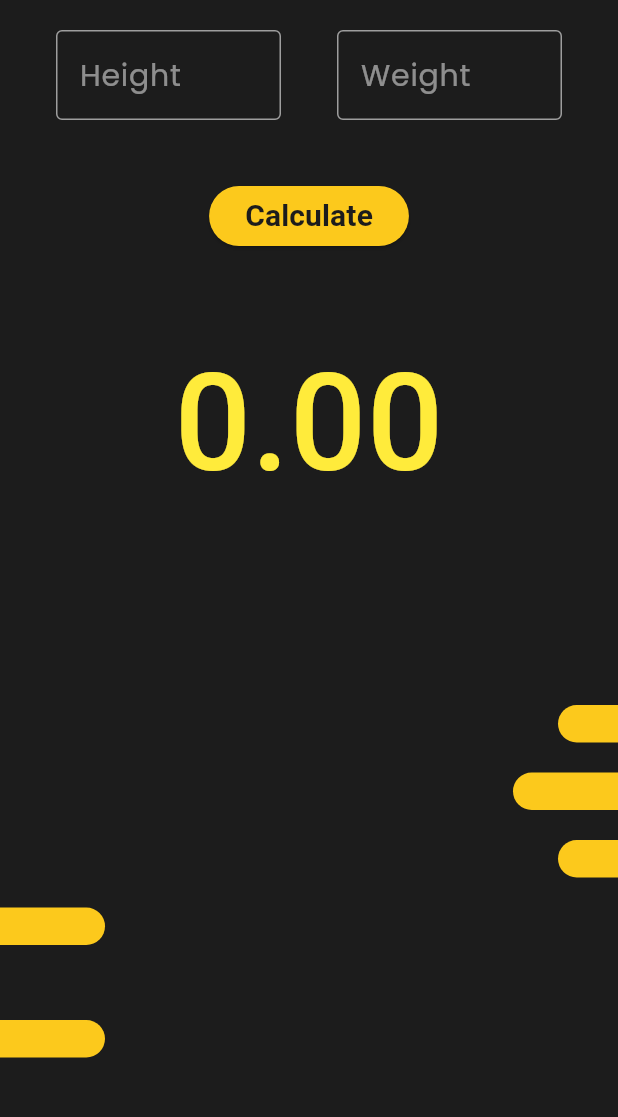
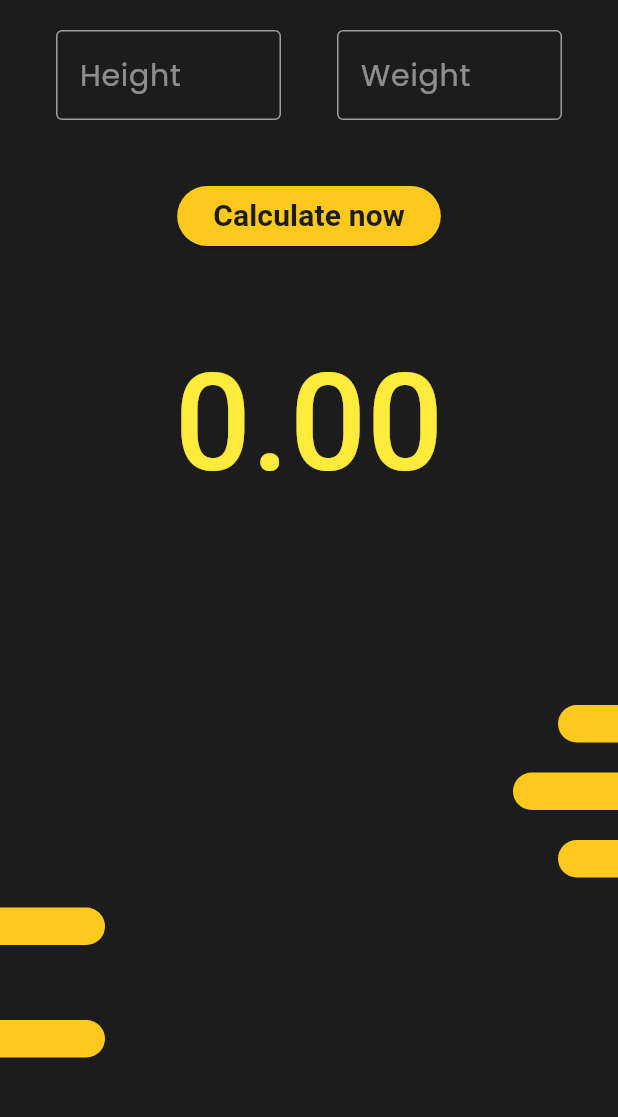
Before and after one commit to loliththomas/bmi-calculator, a Flutter app: the screen it shows after launch, on a phone screen of 412 x 824 dp, the part 84-1201 px from its top. Run offline on Flutter 3.47's test engine with Material 3 defaults, Android fonts, the phone set to English and light mode, and no system bars; our stand-ins replace google_fonts, hexcolor; Roboto replaces fonts that are missing (Ubuntu).

Commit message:
committ done

```diff
--- a/lib/screens/homeScreen.dart
+++ b/lib/screens/homeScreen.dart
@@ -164,7 +164,7 @@ class _HomescreenState extends State<Homescreen>
                   });
                 }
               },
-              child: Text("Calculate",
+              child: Text("Calculate now",
                   style: GoogleFonts.ubuntu(
                     textStyle: TextStyle(
                       color: mainHexColor,
```
